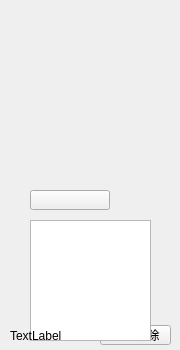
sjchen1994/MyFirstWindowApp, file widget.ui: the form before one commit.
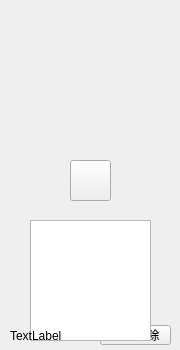
The form after the commit. Icons and pictures are not drawn.

```diff
--- a/widget.ui
+++ b/widget.ui
@@ -190,10 +190,10 @@
   <widget class="QPushButton" name="call_wechat">
    <property name="geometry">
     <rect>
-     <x>30</x>
-     <y>190</y>
-     <width>80</width>
-     <height>20</height>
+     <x>70</x>
+     <y>160</y>
+     <width>41</width>
+     <height>41</height>
     </rect>
    </property>
    <property name="text">
```
Left out of the diff: 3 changed lines with no effect on the pictures.
